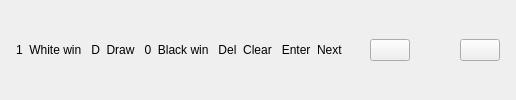
Before: the Qt Designer form src/gambitpairing/ui/round_controls.ui in gambit-devs/gambit-pairing, drawn with Qt 5.
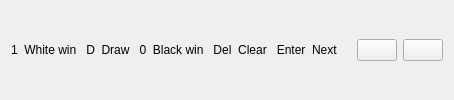
After: the same form once the commit is applied.

```diff
--- a/src/gambitpairing/ui/round_controls.ui
+++ b/src/gambitpairing/ui/round_controls.ui
@@ -2,25 +2,7 @@
 <ui version="4.0">
  <class>RoundControlsWidget</class>
  <widget class="QWidget" name="RoundControlsWidget">
-  <property name="class" stdset="0">
-   <string>ActionFooter</string>
-  </property>
-  <layout class="QHBoxLayout" name="main_layout">
-   <property name="spacing">
-    <number>10</number>
-   </property>
-   <property name="leftMargin">
-    <number>16</number>
-   </property>
-   <property name="topMargin">
-    <number>10</number>
-   </property>
-   <property name="rightMargin">
-    <number>16</number>
-   </property>
-   <property name="bottomMargin">
-    <number>10</number>
-   </property>
+ <layout class="QHBoxLayout" name="main_layout">
    <item>
     <widget class="QLabel" name="lbl_keyboard_hints">
      <property name="class" stdset="0">
@@ -43,9 +25,6 @@
    </item>
    <item>
     <layout class="QHBoxLayout" name="left_actions_layout">
-     <property name="spacing">
-      <number>8</number>
-     </property>
      <item>
       <widget class="QPushButton" name="btn_undo">
        <property name="class" stdset="0">
@@ -63,10 +42,13 @@
      <property name="orientation">
       <enum>Qt::Horizontal</enum>
      </property>
+     <property name="sizeType">
+      <enum>QSizePolicy::Expanding</enum>
+     </property>
      <property name="sizeHint" stdset="0">
       <size>
-       <width>40</width>
-       <height>20</height>
+       <width>0</width>
+       <height>0</height>
       </size>
      </property>
     </spacer>
```
Left out of the diff: 12 changed lines with no effect on the pictures.
